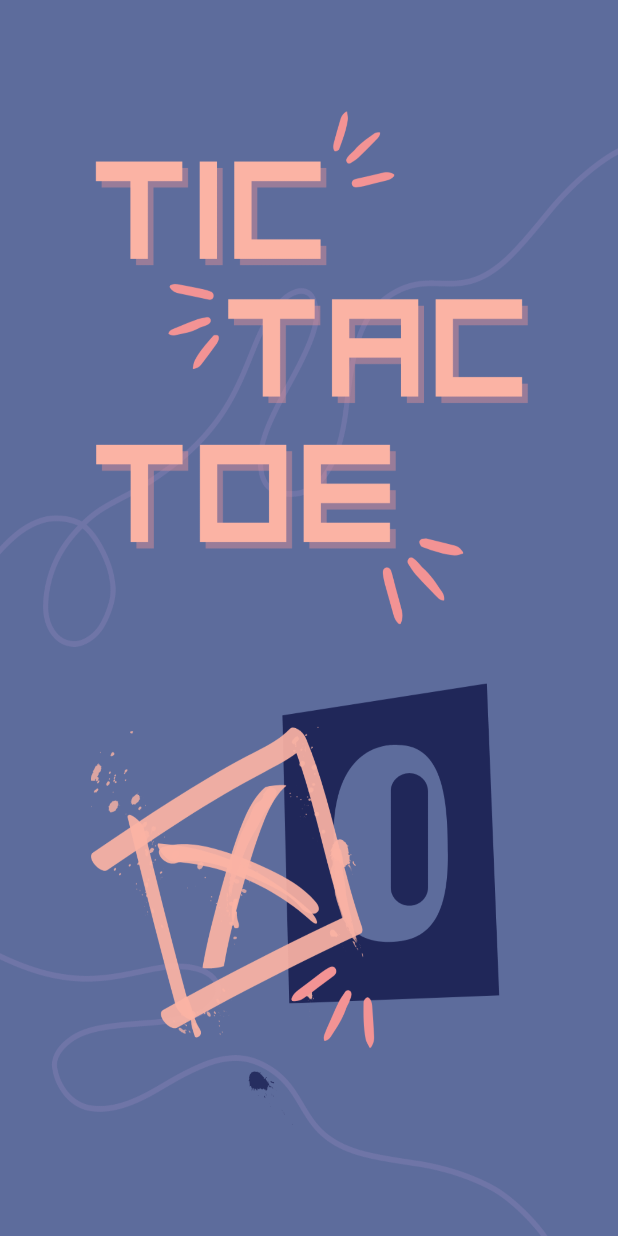
After one commit to fareezatariq/TicTacToe, an Android app: the layout activity_splash_screen.xml on its own in the app's theme, with its tools: preview values and no code run, on a phone screen of 412 x 824 dp. The commit adds this screen. Run offline under Robolectric (Android 15) with nearby library versions, the phone set to English and light mode, and no system bars.

Commit message:
added SplashScreen

```diff
--- /dev/null
+++ b/app/src/main/res/layout/activity_splash_screen.xml
@@ -0,0 +1,10 @@
+<?xml version="1.0" encoding="utf-8"?>
+<androidx.constraintlayout.widget.ConstraintLayout xmlns:android="http://schemas.android.com/apk/res/android"
+    xmlns:app="http://schemas.android.com/apk/res-auto"
+    xmlns:tools="http://schemas.android.com/tools"
+    android:layout_width="match_parent"
+    android:layout_height="match_parent"
+    android:background="@drawable/splash"
+    tools:context=".SplashScreen">
+
+</androidx.constraintlayout.widget.ConstraintLayout>
```
Also changed, not shown: app/src/main/AndroidManifest.xml (+9 -7 lines), app/src/main/java/com/example/tictactoe/MainActivity.java (+10 -1 lines), app/src/main/java/com/example/tictactoe/SplashScreen.java (added, +31 -0 lines), app/src/main/res/drawable/splash.png (added).
